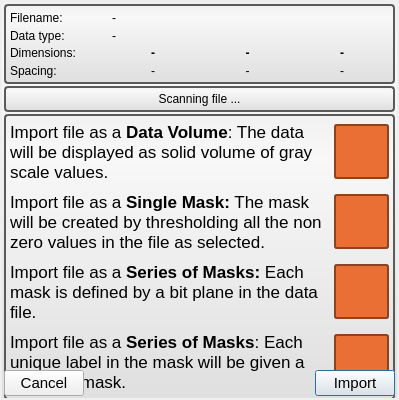
Qt form Interface/AppInterface/LayerImporterWidget.ui (jessdtate/Seg3D) before a commit.
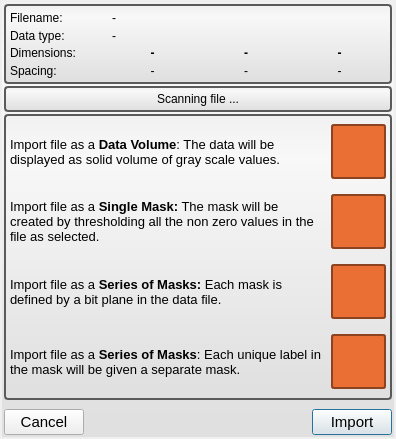
The same form after that commit.

Diff of the .ui file:
```diff
--- a/Interface/AppInterface/LayerImporterWidget.ui
+++ b/Interface/AppInterface/LayerImporterWidget.ui
@@ -6,12 +6,12 @@
    <rect>
     <x>0</x>
     <y>0</y>
-    <width>399</width>
-    <height>400</height>
+    <width>396</width>
+    <height>439</height>
    </rect>
   </property>
   <property name="sizePolicy">
-   <sizepolicy hsizetype="Preferred" vsizetype="MinimumExpanding">
+   <sizepolicy hsizetype="Preferred" vsizetype="Preferred">
     <horstretch>0</horstretch>
     <verstretch>0</verstretch>
    </sizepolicy>
@@ -408,7 +408,7 @@
           <number>4</number>
          </property>
          <property name="spacing">
-          <number>-1</number>
+          <number>6</number>
          </property>
          <item row="0" column="0">
           <widget class="QLabel" name="data_label_">
@@ -438,15 +438,15 @@
            </property>
            <property name="font">
             <font>
-             <pointsize>10</pointsize>
+             <pointsize>8</pointsize>
             </font>
            </property>
            <property name="text">
             <string>&lt;!DOCTYPE HTML PUBLIC &quot;-//W3C//DTD HTML 4.0//EN&quot; &quot;http://www.w3.org/TR/REC-html40/strict.dtd&quot;&gt;
 &lt;html&gt;&lt;head&gt;&lt;meta name=&quot;qrichtext&quot; content=&quot;1&quot; /&gt;&lt;style type=&quot;text/css&quot;&gt;
 p, li { white-space: pre-wrap; }
-&lt;/style&gt;&lt;/head&gt;&lt;body style=&quot; font-family:'Lucida Grande'; font-size:13pt; font-weight:400; font-style:normal;&quot;&gt;
-&lt;p style=&quot; margin-top:0px; margin-bottom:0px; margin-left:0px; margin-right:0px; -qt-block-indent:0; text-indent:0px;&quot;&gt;Import file as a &lt;span style=&quot; font-weight:600;&quot;&gt;Data Volume&lt;/span&gt;: The data will be displayed as solid volume of gray scale values. &lt;/p&gt;&lt;/body&gt;&lt;/html&gt;</string>
+&lt;/style&gt;&lt;/head&gt;&lt;body style=&quot; font-family:'MS Shell Dlg 2'; font-size:8pt; font-weight:400; font-style:normal;&quot;&gt;
+&lt;p style=&quot; margin-top:0px; margin-bottom:0px; margin-left:0px; margin-right:0px; -qt-block-indent:0; text-indent:0px;&quot;&gt;&lt;span style=&quot; font-family:'Lucida Grande'; font-size:10pt;&quot;&gt;Import file as a &lt;/span&gt;&lt;span style=&quot; font-family:'Lucida Grande'; font-size:10pt; font-weight:600;&quot;&gt;Data Volume&lt;/span&gt;&lt;span style=&quot; font-family:'Lucida Grande'; font-size:10pt;&quot;&gt;: The data will be displayed as solid volume of gray scale values. &lt;/span&gt;&lt;/p&gt;&lt;/body&gt;&lt;/html&gt;</string>
            </property>
            <property name="textFormat">
             <enum>Qt::RichText</enum>
@@ -510,8 +510,8 @@
             <string>&lt;!DOCTYPE HTML PUBLIC &quot;-//W3C//DTD HTML 4.0//EN&quot; &quot;http://www.w3.org/TR/REC-html40/strict.dtd&quot;&gt;
 &lt;html&gt;&lt;head&gt;&lt;meta name=&quot;qrichtext&quot; content=&quot;1&quot; /&gt;&lt;style type=&quot;text/css&quot;&gt;
 p, li { white-space: pre-wrap; }
-&lt;/style&gt;&lt;/head&gt;&lt;body style=&quot; font-family:'Lucida Grande'; font-size:13pt; font-weight:400; font-style:normal;&quot;&gt;
-&lt;p style=&quot; margin-top:0px; margin-bottom:0px; margin-left:0px; margin-right:0px; -qt-block-indent:0; text-indent:0px;&quot;&gt;Import file as a &lt;span style=&quot; font-weight:600;&quot;&gt;Single Mask:&lt;/span&gt; The mask will be created by thresholding all the non zero values in the file as selected.&lt;/p&gt;&lt;/body&gt;&lt;/html&gt;</string>
+&lt;/style&gt;&lt;/head&gt;&lt;body style=&quot; font-family:'MS Shell Dlg 2'; font-size:10pt; font-weight:400; font-style:normal;&quot;&gt;
+&lt;p style=&quot; margin-top:0px; margin-bottom:0px; margin-left:0px; margin-right:0px; -qt-block-indent:0; text-indent:0px;&quot;&gt;&lt;span style=&quot; font-family:'Lucida Grande';&quot;&gt;Import file as a &lt;/span&gt;&lt;span style=&quot; font-family:'Lucida Grande'; font-weight:600;&quot;&gt;Single Mask:&lt;/span&gt;&lt;span style=&quot; font-family:'Lucida Grande';&quot;&gt; The mask will be created by thresholding all the non zero values in the file as selected.&lt;/span&gt;&lt;/p&gt;&lt;/body&gt;&lt;/html&gt;</string>
            </property>
            <property name="textFormat">
             <enum>Qt::RichText</enum>
@@ -569,8 +569,8 @@
             <string>&lt;!DOCTYPE HTML PUBLIC &quot;-//W3C//DTD HTML 4.0//EN&quot; &quot;http://www.w3.org/TR/REC-html40/strict.dtd&quot;&gt;
 &lt;html&gt;&lt;head&gt;&lt;meta name=&quot;qrichtext&quot; content=&quot;1&quot; /&gt;&lt;style type=&quot;text/css&quot;&gt;
 p, li { white-space: pre-wrap; }
-&lt;/style&gt;&lt;/head&gt;&lt;body style=&quot; font-family:'Lucida Grande'; font-size:13pt; font-weight:400; font-style:normal;&quot;&gt;
-&lt;p style=&quot; margin-top:0px; margin-bottom:0px; margin-left:0px; margin-right:0px; -qt-block-indent:0; text-indent:0px;&quot;&gt;Import file as a &lt;span style=&quot; font-weight:600;&quot;&gt;Series of Masks:&lt;/span&gt; Each mask is defined by a bit plane in the data file.&lt;/p&gt;&lt;/body&gt;&lt;/html&gt;</string>
+&lt;/style&gt;&lt;/head&gt;&lt;body style=&quot; font-family:'MS Shell Dlg 2'; font-size:10pt; font-weight:400; font-style:normal;&quot;&gt;
+&lt;p style=&quot; margin-top:0px; margin-bottom:0px; margin-left:0px; margin-right:0px; -qt-block-indent:0; text-indent:0px;&quot;&gt;&lt;span style=&quot; font-family:'Lucida Grande';&quot;&gt;Import file as a &lt;/span&gt;&lt;span style=&quot; font-family:'Lucida Grande'; font-weight:600;&quot;&gt;Series of Masks:&lt;/span&gt;&lt;span style=&quot; font-family:'Lucida Grande';&quot;&gt; Each mask is defined by a bit plane in the data file.&lt;/span&gt;&lt;/p&gt;&lt;/body&gt;&lt;/html&gt;</string>
            </property>
            <property name="wordWrap">
             <bool>true</bool>
@@ -600,8 +600,8 @@
             <string>&lt;!DOCTYPE HTML PUBLIC &quot;-//W3C//DTD HTML 4.0//EN&quot; &quot;http://www.w3.org/TR/REC-html40/strict.dtd&quot;&gt;
 &lt;html&gt;&lt;head&gt;&lt;meta name=&quot;qrichtext&quot; content=&quot;1&quot; /&gt;&lt;style type=&quot;text/css&quot;&gt;
 p, li { white-space: pre-wrap; }
-&lt;/style&gt;&lt;/head&gt;&lt;body style=&quot; font-family:'Lucida Grande'; font-size:13pt; font-weight:400; font-style:normal;&quot;&gt;
-&lt;p style=&quot; margin-top:0px; margin-bottom:0px; margin-left:0px; margin-right:0px; -qt-block-indent:0; text-indent:0px;&quot;&gt;Import file as a &lt;span style=&quot; font-weight:600;&quot;&gt;Series of Masks&lt;/span&gt;: Each unique label in the mask will be given a separate mask.&lt;/p&gt;&lt;/body&gt;&lt;/html&gt;</string>
+&lt;/style&gt;&lt;/head&gt;&lt;body style=&quot; font-family:'MS Shell Dlg 2'; font-size:10pt; font-weight:400; font-style:normal;&quot;&gt;
+&lt;p style=&quot; margin-top:0px; margin-bottom:0px; margin-left:0px; margin-right:0px; -qt-block-indent:0; text-indent:0px;&quot;&gt;&lt;span style=&quot; font-family:'Lucida Grande';&quot;&gt;Import file as a &lt;/span&gt;&lt;span style=&quot; font-family:'Lucida Grande'; font-weight:600;&quot;&gt;Series of Masks&lt;/span&gt;&lt;span style=&quot; font-family:'Lucida Grande';&quot;&gt;: Each unique label in the mask will be given a separate mask.&lt;/span&gt;&lt;/p&gt;&lt;/body&gt;&lt;/html&gt;</string>
            </property>
            <property name="wordWrap">
             <bool>true</bool>
```
